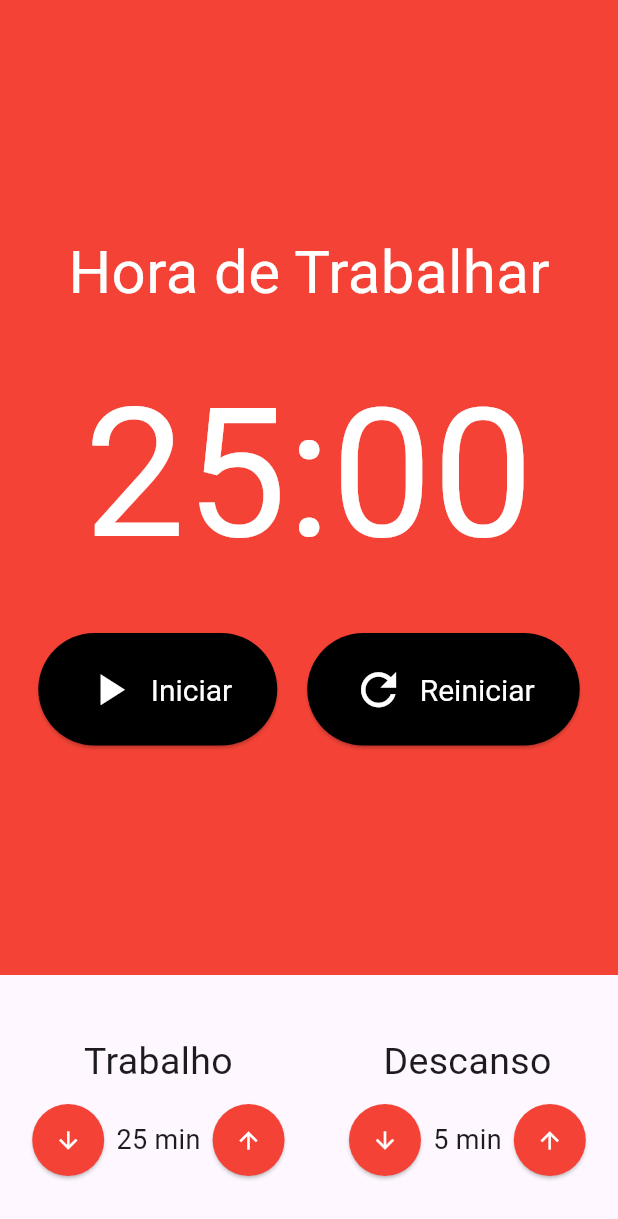
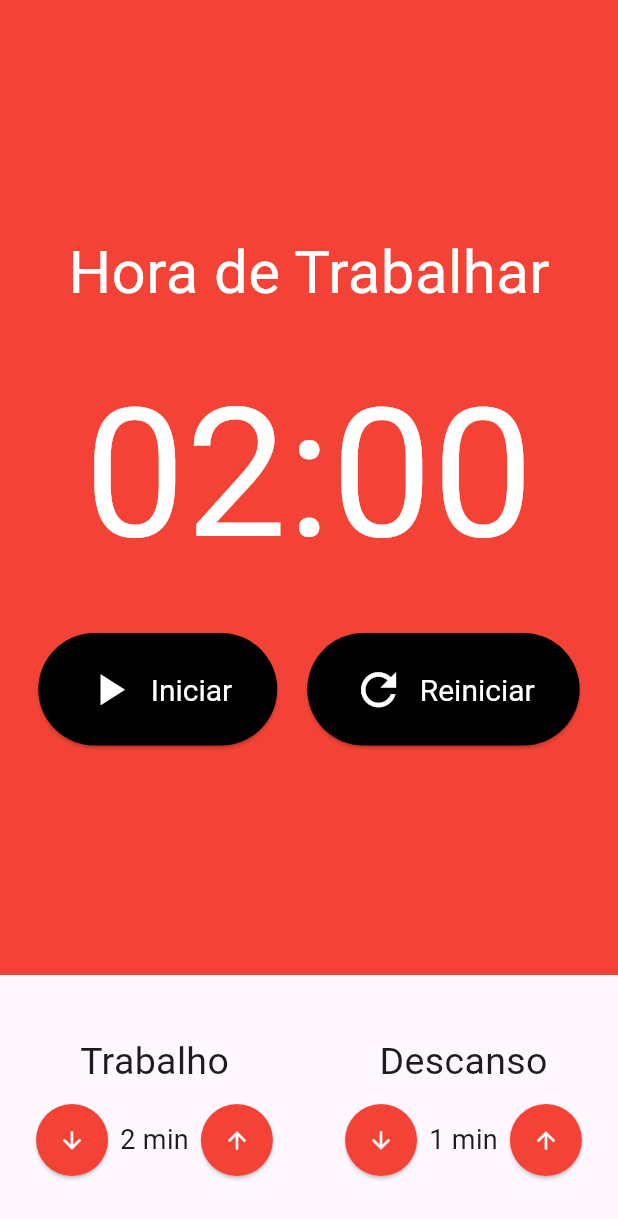
Before and after one commit to gahantognoli/pomodoro_app, a Flutter app: the screen it shows after launch, on a phone screen of 412 x 824 dp. Shown: the top 1219 px of the screen. Run offline on Flutter 3.47's test engine with Material 3 defaults, Android fonts, the phone set to English and light mode, and no system bars; our stand-ins replace flutter_mobx, mobx; generated files the repository leaves out were written again.

Commit message:
Continuando projeto

```diff
--- a/lib/components/Cronometro.dart
+++ b/lib/components/Cronometro.dart
@@ -1,58 +1,69 @@
 import 'package:flutter/material.dart';
+import 'package:flutter_mobx/flutter_mobx.dart';
 import 'package:pomodoro_app/components/CronometroBotao.dart';
+import 'package:pomodoro_app/store/pomodoro.store.dart';
+import 'package:provider/provider.dart';
 
 class Cronometro extends StatelessWidget {
   const Cronometro({super.key});
 
   @override
   Widget build(BuildContext context) {
+    final store = Provider.of<PomodoroStore>(context);
     return Container(
       color: Colors.red,
-      child: const Column(
+      child: Column(
         mainAxisAlignment: MainAxisAlignment.center,
         children: [
-          Text(
+          const Text(
             'Hora de Trabalhar',
             style: TextStyle(
               color: Colors.white,
               fontSize: 40,
             ),
           ),
-          SizedBox(height: 20),
+          const SizedBox(height: 20),
           Text(
-            '25:00',
-            style: TextStyle(
+            '${store.minutos.toString().padLeft(2, '0')}:${store.segundos.toString().padLeft(2, '0')}',
+            style: const TextStyle(
               fontSize: 120,
               color: Colors.white,
             ),
           ),
-          SizedBox(height: 20),
-          Row(
+          const SizedBox(height: 20),
+          Observer(
+            builder: (context) => Row(
               mainAxisAlignment: MainAxisAlignment.center,
               children: [
+                if (!store.iniciado)
                   Padding(
-                padding: EdgeInsets.only(right: 10),
+                    padding: const EdgeInsets.only(right: 10),
                     child: CronometroBotao(
                       texto: 'Iniciar',
                       icone: Icons.play_arrow,
+                      click: store.iniciar,
                     ),
                   ),
-              // Padding(
-              //   padding: EdgeInsets.only(left: 10),
-              //   child: CronometroBotao(
-              //     texto: 'Parar',
-              //     icone: Icons.stop,
-              //   ),
-              // ),
+                if (store.iniciado)
                   Padding(
-                padding: EdgeInsets.only(left: 10),
+                    padding: const EdgeInsets.only(left: 10),
+                    child: CronometroBotao(
+                      texto: 'Parar',
+                      icone: Icons.stop,
+                      click: store.parar,
+                    ),
+                  ),
+                Padding(
+                  padding: const EdgeInsets.only(left: 10),
                   child: CronometroBotao(
                     texto: 'Reiniciar',
                     icone: Icons.refresh,
+                    click: store.reiniciar,
                   ),
                 ),
               ],
-          )
+            ),
+          ),
         ],
       ),
     );
--- a/lib/components/CronometroBotao.dart
+++ b/lib/components/CronometroBotao.dart
@@ -3,17 +3,19 @@ import 'package:flutter/material.dart';
 class CronometroBotao extends StatelessWidget {
   final String texto;
   final IconData icone;
+  final void Function()? click;
 
   const CronometroBotao({
     super.key,
     required this.texto,
     required this.icone,
+    this.click,
   });
 
   @override
   Widget build(BuildContext context) {
     return ElevatedButton(
-      onPressed: () => {},
+      onPressed: click,
       style: ElevatedButton.styleFrom(
         foregroundColor: Colors.white,
         backgroundColor: Colors.black,
--- a/lib/components/EntradaTempo.dart
+++ b/lib/components/EntradaTempo.dart
@@ -3,11 +3,15 @@ import 'package:flutter/material.dart';
 class EntradaTempo extends StatelessWidget {
   final String titulo;
   final int valor;
+  final void Function()? inc;
+  final void Function()? dec;
 
   const EntradaTempo({
     super.key,
     required this.titulo,
     required this.valor,
+    this.inc,
+    this.dec,
   });
 
   @override
@@ -26,7 +30,7 @@ class EntradaTempo extends StatelessWidget {
           mainAxisAlignment: MainAxisAlignment.center,
           children: [
             ElevatedButton(
-              onPressed: () => {},
+              onPressed: dec,
               style: ElevatedButton.styleFrom(
                 shape: const CircleBorder(),
                 padding: const EdgeInsets.all(15),
@@ -44,7 +48,7 @@ class EntradaTempo extends StatelessWidget {
               ),
             ),
             ElevatedButton(
-              onPressed: () => {},
+              onPressed: inc,
               style: ElevatedButton.styleFrom(
                 shape: const CircleBorder(),
                 padding: const EdgeInsets.all(15),
--- a/lib/main.dart
+++ b/lib/main.dart
@@ -1,5 +1,7 @@
 import 'package:flutter/material.dart';
 import 'package:pomodoro_app/pages/Pomodoro.dart';
+import 'package:pomodoro_app/store/pomodoro.store.dart';
+import 'package:provider/provider.dart';
 
 void main() {
   runApp(const MyApp());
@@ -10,13 +12,20 @@ class MyApp extends StatelessWidget {
 
   @override
   Widget build(BuildContext context) {
-    return MaterialApp(
-      title: 'Pomodoro App',
-      theme: ThemeData(
-        colorScheme: ColorScheme.fromSeed(seedColor: Colors.deepPurple),
-        useMaterial3: true,
+    return MultiProvider(
+      providers: [
+        Provider<PomodoroStore>(
+          create: (_) => PomodoroStore(),
+        ),
+      ],
+      child: MaterialApp(
+        title: 'Pomodoro App',
+        theme: ThemeData(
+          colorScheme: ColorScheme.fromSeed(seedColor: Colors.deepPurple),
+          useMaterial3: true,
+        ),
+        home: const Pomodoro(),
       ),
-      home: const Pomodoro(),
     );
   }
 }
--- a/lib/pages/Pomodoro.dart
+++ b/lib/pages/Pomodoro.dart
@@ -1,33 +1,43 @@
 import 'package:flutter/material.dart';
 import 'package:pomodoro_app/components/Cronometro.dart';
 import 'package:pomodoro_app/components/EntradaTempo.dart';
+import 'package:pomodoro_app/store/pomodoro.store.dart';
+import 'package:provider/provider.dart';
+import 'package:flutter_mobx/flutter_mobx.dart';
 
 class Pomodoro extends StatelessWidget {
   const Pomodoro({super.key});
 
   @override
   Widget build(BuildContext context) {
-    return const Scaffold(
+    final store = Provider.of<PomodoroStore>(context);
+    return Scaffold(
       body: Column(
         crossAxisAlignment: CrossAxisAlignment.stretch,
         children: [
-          Expanded(child: Cronometro()),
+          const Expanded(child: Cronometro()),
           Padding(
-            padding: EdgeInsets.symmetric(
+            padding: const EdgeInsets.symmetric(
               vertical: 40,
             ),
-            child: Row(
+            child: Observer(
+              builder: (_) => Row(
                 mainAxisAlignment: MainAxisAlignment.spaceAround,
                 children: [
                   EntradaTempo(
                     titulo: 'Trabalho',
-                  valor: 25,
+                    valor: store.tempoTrabalho,
+                    inc: store.incrementarTempoTrabalho,
+                    dec: store.decrementarTempoTrabalho,
                   ),
                   EntradaTempo(
                     titulo: 'Descanso',
-                  valor: 5,
-                )
+                    valor: store.tempoDescanso,
+                    inc: store.incrementarTempoDescanso,
+                    dec: store.decrementarTempoDescanso,
+                  ),
                 ],
+              ),
             ),
           ),
         ],
```
Also changed, not shown: lib/store/pomodoro.store.dart (added, +57 -0 lines), lib/store/pomodoro.store.g.dart (added). Lines whose indentation alone changed are shown as unchanged.
